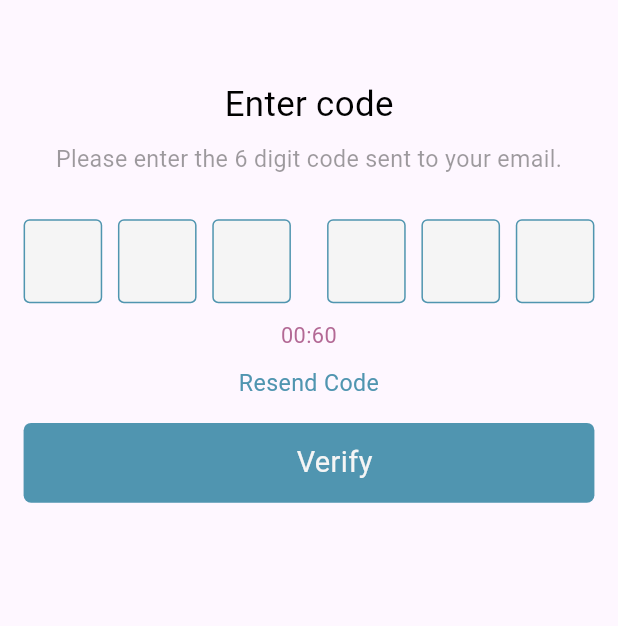
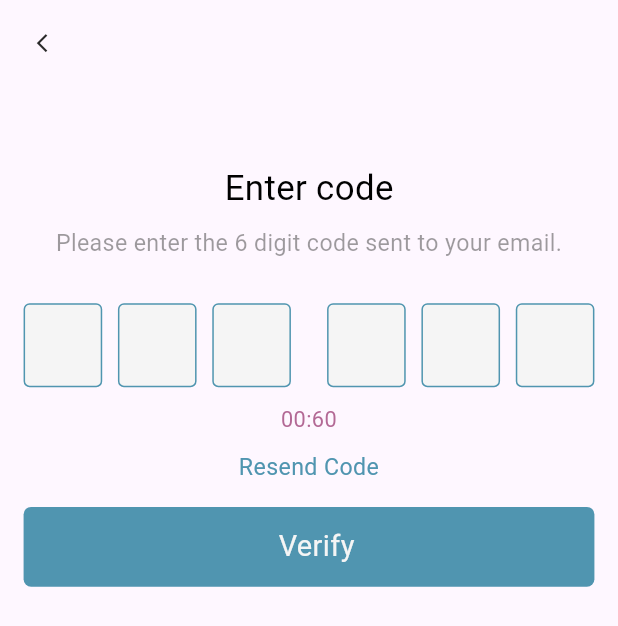
Before and after one commit to alaa-hossam/GP_frontend, a Flutter app: the screen it shows after launch, after a tap on "Sign Up", on a phone screen of 412 x 824 dp. Shown: the top 626 px of the screen. Run offline on Flutter 3.47's test engine with Material 3 defaults, Android fonts, the phone set to English and light mode, and no system bars; our stand-ins replace device_preview; Roboto replaces fonts that are missing (Roboto-medium, Roboto-regular, button-bold).

Commit message:
update icon button

```diff
--- a/lib/views/GetOTP.dart
+++ b/lib/views/GetOTP.dart
@@ -20,6 +20,19 @@ class _GetotpState extends State<Getotp> {
     return MaterialApp(
       debugShowCheckedModeBanner: false,
       home: Scaffold(
+        appBar: AppBar(
+          backgroundColor: Colors.transparent,
+          leading: IconButton(
+            icon: Icon(
+              Icons.arrow_back_ios_new,
+              color: Color(0xFF292929),
+              size: SizeConfig.textRatio * 15,
+            ),
+            onPressed: () {
+              Navigator.pop(context);
+            },
+          ),
+        ),
         body: ListView(
           children: [
             Column(
--- a/lib/widgets/customizeButton.dart
+++ b/lib/widgets/customizeButton.dart
@@ -37,7 +37,12 @@ class customizeButton extends StatelessWidget {
         child:  Row(
           mainAxisAlignment: MainAxisAlignment.center,
           children: [
-            Icon(buttonIcon ,color: SizeConfig.iconColor,),
+            if (buttonIcon != null)
+              Icon(
+                buttonIcon,
+                color: SizeConfig.iconColor,
+              ),
+            if (buttonIcon != null) SizedBox(width: 10),
             SizedBox(width: 10,),
             Text(buttonName,
               style: TextStyle(
```
